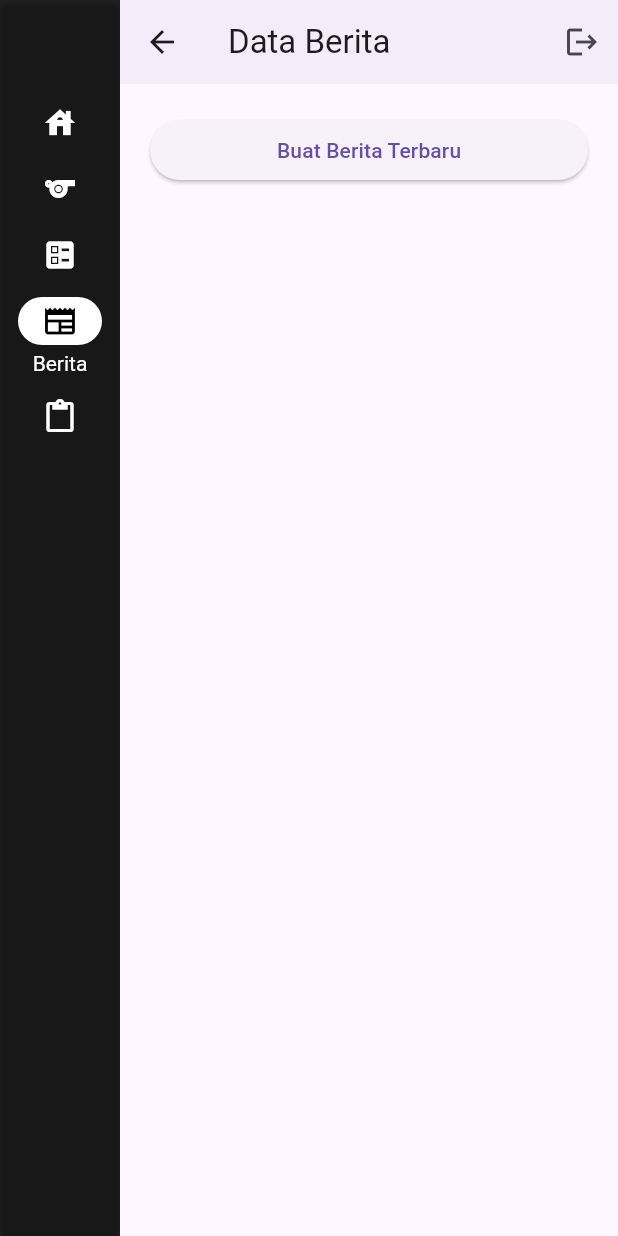
After one commit to ryankurniadi/PBSIPKU_Android, a Flutter app: the Home screen opened by its route, after a tap on "Data PBSI", after a tap on "Turnamen", after a tap on "Berita", on a phone screen of 412 x 824 dp. The commit adds this screen. Run offline on Flutter 3.47's test engine with Material 3 defaults, Android fonts, the phone set to English and light mode, and no system bars; our stand-ins replace cloud_firestore, firebase_core, firebase_storage, get; missing offline and left inert: dart:html, html_editor_enhanced; accounts and stored records are empty.

Commit message:
Update UI Baru dan Update Beberapa Bug

```diff
--- a/lib/Bindings/HomeBinding.dart
+++ b/lib/Bindings/HomeBinding.dart
@@ -3,13 +3,16 @@ import 'package:get/get.dart';
 import '../Controllers/PBSIController.dart';
 import '../Controllers/AuthController.dart';
 import '../Controllers/LoadingController.dart';
+import '../Controllers/SidebarContoller.dart';
+import '../Controllers/TurnamenContoller.dart';
 
-class HomeBinding extends Bindings{
+class HomeBinding extends Bindings {
   @override
   void dependencies() {
     Get.put(LoadingController());
+    Get.put(AuthController());
     Get.put(PBSIController());
-    Get.put(AuthController());
+    Get.put(TurnamenController());
+    Get.put(SidebarController());
   }
-
 }
--- /dev/null
+++ b/lib/Controllers/BeritaController.dart
@@ -0,0 +1,17 @@
+import 'dart:typed_data';
+
+import 'package:get/get.dart';
+import 'package:cloud_firestore/cloud_firestore.dart';
+
+import '../Models/Berita.dart';
+
+class BeritaController extends GetxController{
+  final db = FirebaseFirestore.instance;
+  final Rx<Uint8List?> imageBytes = Uint8List(0).obs;
+  var id = "".obs;
+  var img = "".obs;
+  var totalBerita = 0.obs;
+
+
+
+}
--- /dev/null
+++ b/lib/Controllers/SidebarContoller.dart
@@ -0,0 +1,10 @@
+import 'package:get/get.dart';
+
+class SidebarController extends GetxController{
+  var index = 0.obs;
+
+  changeIndex(int idx){
+    index.value = idx;
+    update();
+  }
+}
--- /dev/null
+++ b/lib/Models/Berita.dart
@@ -0,0 +1,37 @@
+import 'package:cloud_firestore/cloud_firestore.dart';
+
+class Berita {
+  String? id;
+  String? judul;
+  String? isi;
+  DateTime? date;
+  String? penulis;
+  String? img;
+
+  Berita({this.id, this.judul, this.isi, this.img, this.penulis, this.date});
+
+  factory Berita.fromFirestore(DocumentSnapshot<Map<String, dynamic>> snapshot,
+      SnapshotOptions? options) {
+    final data = snapshot.data();
+    return Berita(
+      id: snapshot.id,
+      judul: data?['judul'],
+      isi: data?['isi'],
+      img: data?['img'],
+      penulis: data?['penulis'],
+      date: data?['date'].toDate,
+    );
+  }
+
+  Map<String, dynamic> toFirestore(){
+    return {
+      if(id != null) 'id':id,
+      if(judul != null) 'judul':judul,
+      if(isi != null) 'isi':isi,
+      if(img != null) 'img':img,
+      if(penulis != null) 'penulis':penulis,
+      if(date != null) 'date':date,
+    };
+  }
+
+}
--- a/lib/Routes/PageNames.dart
+++ b/lib/Routes/PageNames.dart
@@ -1,6 +1,7 @@
 abstract class PageNames{
   static const index = '/';
   static const Home = '/Dashboard';
+  static const Beranda = '/Beranda';
   static const Blank = '/Blank';
   static const Login = '/Login';
   static const Init = '/Init';
@@ -13,4 +14,7 @@ abstract class PageNames{
   //Turnamen
   static const DataTurnamen = '/Data-Turnamen';
   static const AddTurnamen = '/Add-Turnamen';
+
+  //Berita
+  static const DataBerita = '/Data-Berita';
 }
--- a/lib/Routes/PageRoutes.dart
+++ b/lib/Routes/PageRoutes.dart
@@ -6,6 +6,7 @@ import '../Middleware/LoginMiddleware.dart';
 
 import '../Bindings/HomeBinding.dart';
 import '../Views/Pages/Home.dart';
+import '../Views/Pages/Beranda.dart';
 import '../Views/Pages/LoginPage.dart';
 import '../Views/Pages/BlankPage.dart';
 import '../Views/Pages/InitialPage.dart';
@@ -13,9 +14,13 @@ import '../Views/Pages/InitialPage.dart';
 import '../Views/Pages/DataPBSI.dart';
 import '../Views/Pages/AddPBSI.dart';
 import '../Views/Pages/EditPBSI.dart';
+
+
 import '../Views/Pages/AddTurnament.dart';
+import '../Views/Pages/DataTurnamen.dart';
 
-import '../Views/Pages/DataTurnamen.dart';
+import '../Views/Pages/DataBerita.dart';
+
 
 class PageRoutes {
   static final Pages = [
@@ -32,6 +37,12 @@ class PageRoutes {
         AuthMiddleware(),
       ],
       page: ()=>const BlankPage()),
+    GetPage(
+      name: PageNames.Beranda,
+      middlewares: [
+        AuthMiddleware(),
+      ],
+      page: ()=>Beranda()),
     GetPage(
       name: PageNames.Login,
       middlewares: [
@@ -76,5 +87,12 @@ class PageRoutes {
       ],
       page: ()=>AddTurnamner()),
 
+    //Berita
+    GetPage(
+      name: PageNames.DataBerita,
+      middlewares: [
+        AuthMiddleware(),
+      ],
+      page: ()=>DataBerita()),
   ];
 }
--- a/lib/Views/Pages/AddTurnament.dart
+++ b/lib/Views/Pages/AddTurnament.dart
@@ -57,7 +57,7 @@ class AddTurnamner extends StatelessWidget {
       appBar: const NavBar(title: "Tambah Turnamen"),
       body: GetBuilder<TurnamenController>(builder: (turC) {
         return LoadingBarrier(
-          child:  ListView(
+            child: ListView(
           children: [
             Padding(
               padding: const EdgeInsets.symmetric(horizontal: 100),
@@ -163,15 +163,19 @@ class AddTurnamner extends StatelessWidget {
                       if (inputC.isHide.value) {
                         return const SizedBox();
                       } else {
-                        return HtmlEditor(
+                        return Container(
+                          color: Colors.grey.shade200,
+                          child: HtmlEditor(
                             controller: controller,
-                          htmlEditorOptions:  HtmlEditorOptions(
+                            htmlEditorOptions: HtmlEditorOptions(
                               hint: "Masukan Keterangan",
                               initialText: turC.ket.value,
                               characterLimit: 1000,
                               autoAdjustHeight: true,
                             ),
                             htmlToolbarOptions: const HtmlToolbarOptions(
+                                gridViewHorizontalSpacing: 2,
+                                toolbarType: ToolbarType.nativeGrid,
                                 allowImagePicking: false,
                                 defaultToolbarButtons: [
                                   FontButtons(
@@ -190,6 +194,7 @@ class AddTurnamner extends StatelessWidget {
                                 ]),
                             otherOptions: const OtherOptions(
                               height: 250,
+                            ),
                           ),
                         );
                       }
@@ -257,8 +262,8 @@ class AddTurnamner extends StatelessWidget {
               ),
             ),
           ],
-        )
-        ); }),
+        ));
+      }),
     ));
   }
 }
--- /dev/null
+++ b/lib/Views/Pages/Beranda.dart
@@ -0,0 +1,85 @@
+import 'package:flutter/material.dart';
+import 'package:get/get.dart';
+
+import '../Widgets/NavBar.dart';
+import '../Widgets/StatisticBeranda.dart';
+import '../../Controllers/PBSIController.dart';
+import '../../Controllers/TurnamenContoller.dart';
+
+class Beranda extends StatelessWidget {
+  Beranda({super.key});
+  @override
+  Widget build(BuildContext context) {
+    return SafeArea(
+      child: Scaffold(
+        appBar: NavBar(title: "Beranda"),
+        body: ListView(
+          shrinkWrap: true,
+          padding: const EdgeInsets.symmetric(vertical: 20, horizontal: 20),
+          children: [
+            Row(
+              mainAxisSize: MainAxisSize.min,
+              children: [
+                GetBuilder<PBSIController>(
+                  builder: (pbsiC) {
+                    return StatisticBeranda(
+                      totalData: pbsiC.totalPBSI.value,
+                      namaData: "Data PBSI",
+                      icon: Icons.sports,
+                      gradien: const LinearGradient(
+                        colors: [Color(0xffec557b), Color(0xfff70202)],
+                        stops: [0.25, 0.75],
+                        begin: Alignment.bottomLeft,
+                        end: Alignment.topRight,
+                      ),
+                    );
+                  }
+                ),
+                const SizedBox(
+                  width: 15,
+                ),
+                GetBuilder<TurnamenController>(
+                  builder: (turC) {
+                    return StatisticBeranda(
+                      totalData: turC.totalTur.value,
+                      namaData: "Data Turnamen",
+                      icon: Icons.tour,
+                      gradien: const LinearGradient(
+                        colors: [Color(0xff9400d3), Color(0xff4b0082)],
+                        stops: [0, 1],
+                        begin: Alignment.bottomLeft,
+                        end: Alignment.topRight,
+                      ),
+                    );
+                  }
+                ),
+                const SizedBox(
+                  width: 15,
+                ),
+                StatisticBeranda(
+                  totalData: 0,
+                  namaData: "Data Users",
+                  icon: Icons.person,
+                  gradien: const LinearGradient(
+                    colors: [Color(0xfffdc830), Color(0xfff37335)],
+                    stops: [0, 1],
+                    begin: Alignment.bottomLeft,
+                    end: Alignment.topRight,
+                  ),
+                ),
+              ],
+            ),
+            const SizedBox(height: 14,),
+            const Padding(
+              padding: const EdgeInsets.only(left: 10),
+              child: Text("Timeline", style: TextStyle(
+                fontWeight: FontWeight.bold,
+                fontSize: 20
+              ),),
+            )
+          ],
+        ),
+      ),
+    );
+  }
+}
--- a/lib/Views/Pages/BlankPage.dart
+++ b/lib/Views/Pages/BlankPage.dart
@@ -10,7 +10,7 @@ class BlankPage extends StatelessWidget {
     return const SafeArea(
         child: Scaffold(
           appBar: NavBar(title: "Blank Page"),
-      drawer: Sidebar(),
+      //drawer: Sidebar(),
     ));
   }
 }
--- /dev/null
+++ b/lib/Views/Pages/DataBerita.dart
@@ -0,0 +1,27 @@
+import 'package:flutter/material.dart';
+import 'package:get/get.dart';
+
+import '../Widgets/NavBar.dart';
+
+class DataBerita extends StatelessWidget {
+  DataBerita({super.key});
+
+  @override
+  Widget build(BuildContext context) {
+    return SafeArea(
+        child: Scaffold(
+      appBar: const NavBar(title: "Data Berita"),
+      body: ListView(
+        shrinkWrap: true,
+        padding: const EdgeInsets.symmetric(horizontal: 20, vertical: 20),
+        children: [
+          ElevatedButton(
+              onPressed: () {
+                //Get.toNamed(PageNames.AddTurnamen);
+              },
+              child: const Text("Buat Berita Terbaru")),
+        ],
+      ),
+    ));
+  }
+}
--- a/lib/Views/Pages/DataPBSI.dart
+++ b/lib/Views/Pages/DataPBSI.dart
@@ -3,7 +3,6 @@ import 'package:get/get.dart';
 
 import '../Widgets/NavBar.dart';
 import '../../Routes/PageNames.dart';
-import '../Widgets/Sidebar.dart';
 import '../../Models/PBSI.dart';
 import '../../Controllers/PBSIController.dart';
 
@@ -16,19 +15,38 @@ class DataPBSI extends StatelessWidget {
     return SafeArea(
         child: Scaffold(
       appBar: const NavBar(title: "Data PBSI Pekanbaru"),
-      drawer: const Sidebar(),
       body: ListView(
         shrinkWrap: true,
+        padding: const EdgeInsets.symmetric(horizontal: 20, vertical: 20),
         children: [
-          const Center(
-            child: Text("DATA DARI FIREBASE"),
-          ),
-          Center(
-            child: ElevatedButton(
-                onPressed: () {
-                  Get.toNamed(PageNames.AddPBSI);
-                },
-                child: const Text("TAMBAH DATA")),
+          Row(
+            children: [
+              InkWell(
+                  onTap: () {
+                    Get.toNamed(PageNames.AddPBSI);
+                  },
+                  child: Container(
+                      width: 200,
+                      height: 50,
+                      decoration: BoxDecoration(
+                          gradient: const LinearGradient(
+                            colors: [Color(0xff197500), Color(0xff007529)],
+                            stops: [0, 1],
+                            begin: Alignment.bottomLeft,
+                            end: Alignment.topRight,
+                          ),
+                          borderRadius: BorderRadius.circular(10)),
+                      child: const Center(child: Row(
+                        mainAxisAlignment: MainAxisAlignment.center,
+                        crossAxisAlignment: CrossAxisAlignment.center,
+                        mainAxisSize: MainAxisSize.min,
+                        children: [
+                          Icon(Icons.add, color: Colors.white,),
+                          SizedBox(width: 10,),
+                          Text("TAMBAH DATA", style: TextStyle(color: Colors.white),),
+                        ],
+                      )))),
+            ],
           ),
           const SizedBox(
             height: 20,
@@ -75,7 +93,6 @@ class DataPBSI extends StatelessWidget {
                                           if (!Get.isSnackbarOpen) {
                                             pbsiC.deleteData("${data.id}");
                                           }
-
                                         },
                                         child: const Text("Iya")));
                               },
--- a/lib/Views/Pages/DataTurnamen.dart
+++ b/lib/Views/Pages/DataTurnamen.dart
@@ -17,7 +17,7 @@ class DataTurnamen extends StatelessWidget {
     return SafeArea(
       child: Scaffold(
         appBar: const NavBar(title: "Data Turnamen Kota Pekanbaru"),
-        drawer: const Sidebar(),
+        //drawer: const Sidebar(),
         body: ListView(
           shrinkWrap: true,
           children: [
--- a/lib/Views/Pages/Home.dart
+++ b/lib/Views/Pages/Home.dart
@@ -1,21 +1,81 @@
 import 'package:flutter/material.dart';
 import 'package:get/get.dart';
 
+
 import '../Widgets/NavBar.dart';
 import '../Widgets/Sidebar.dart';
+import '../Widgets/NewSideBar.dart';
 import '../../Controllers/PBSIController.dart';
+import '../../Controllers/SidebarContoller.dart';
 
-class Home extends StatelessWidget {
+class Home extends StatefulWidget {
   Home({super.key});
+
+  @override
+  State<Home> createState() => _HomeState();
+}
+
+class _HomeState extends State<Home> {
   final pbsiC =  Get.put(PBSIController());
+  //final sideC = Get.find<SidebarController>();
 
   @override
   Widget build(BuildContext context) {
     return SafeArea(
       child: Scaffold(
-        appBar: NavBar(title: "PBSI KOTA PEKANBARU"),
-        drawer: const Sidebar(),
+        //appBar: NavBar(title: "PBSI KOTA PEKANBARU"),
+        //drawer: const Sidebar(),
+        body: GetBuilder<SidebarController>(
+          builder: (sideC) {
+            return Row(
+              children: [
+                NavigationRail(
+                  selectedIndex: sideC.index.value,
 
+                  labelType: NavigationRailLabelType.selected,
+                  onDestinationSelected: (index){
+                    sideC.changeIndex(index);
+                  },
+                  indicatorColor: Colors.white,
+                  useIndicator: true,
+                  elevation: 1,
+                  backgroundColor: Colors.black87,
+                  selectedIconTheme: const IconThemeData(
+                    color: Colors.black,
+                  ),
+                  unselectedIconTheme: const IconThemeData(
+                    color: Colors.white
+                  ),
+                  selectedLabelTextStyle: const TextStyle(
+                    color: Colors.white
+                  ),
+                  leading: Container(
+                    height: 50,
+                    //color: Colors.amber,
+                  ),
+                  destinations:const  [
+                    NavigationRailDestination(
+                      icon: Icon(Icons.house, ), label: Text("Home")
+                      ),
+                    NavigationRailDestination(
+                      icon: Icon(Icons.sports,), label: Text("Data PBSI")
+                      ),
+                    NavigationRailDestination(
+                      icon: Icon(Icons.ballot), label: Text("Turnamen")
+                      ),
+                    NavigationRailDestination(
+                      icon: Icon(Icons.newspaper), label: Text("Berita")
+                      ),
+                    NavigationRailDestination(
+                      icon: Icon(Icons.paste), label: Text("Blank")
+                      ),
+                  ],
+                ),
+                Expanded(child: NewSideBar(index: sideC.index.value)),
+              ],
+            );
+          }
+        ),
       ),
     );
   }
--- a/lib/Views/Widgets/NavBar.dart
+++ b/lib/Views/Widgets/NavBar.dart
@@ -11,6 +11,7 @@ class NavBar extends StatelessWidget implements PreferredSizeWidget {
   Widget build(BuildContext context) {
     return AppBar(
       title: Text(title),
+      elevation: 2,
       actions: [IconButton(onPressed: () {}, icon: const Icon(Icons.logout))],
     );
   }
--- /dev/null
+++ b/lib/Views/Widgets/NewSideBar.dart
@@ -0,0 +1,30 @@
+import 'package:flutter/material.dart';
+
+import '../Pages/Beranda.dart';
+import '../Pages/BlankPage.dart';
+import '../Pages/DataPBSI.dart';
+import '../Pages/DataTurnamen.dart';
+import '../Pages/DataBerita.dart';
+
+class NewSideBar extends StatelessWidget {
+  NewSideBar({super.key, required this.index});
+  int index;
+
+  @override
+  Widget build(BuildContext context) {
+    switch (index) {
+      case 0:
+        return Beranda();
+      case 1:
+        return DataPBSI();
+      case 2:
+        return DataTurnamen();
+      case 3:
+        return DataBerita();
+      case 4:
+        return const BlankPage();
+      default:
+        return Beranda();
+    }
+  }
+}
--- /dev/null
+++ b/lib/Views/Widgets/StatisticBeranda.dart
@@ -0,0 +1,63 @@
+import 'package:flutter/material.dart';
+
+class StatisticBeranda extends StatelessWidget {
+  StatisticBeranda({super.key, required this.totalData, required this.namaData, required this.icon, required this.gradien});
+  int totalData;
+  String namaData;
+  IconData icon;
+  Gradient gradien;
+
+  @override
+  Widget build(BuildContext context) {
+    return SizedBox(
+        height: 140,
+        width: 300,
+        child: Card(
+          child: Container(
+            decoration: BoxDecoration(
+                gradient: gradien,
+                borderRadius: BorderRadius.circular(10)),
+            child: Padding(
+              padding: const EdgeInsets.only(left: 20, right: 10),
+              child: Stack(
+                children: [
+                  Align(
+                    alignment: Alignment.centerRight,
+                    child: Icon(
+                      icon,
+                      color: Colors.white,
+                      size: 90,
+                    ),
+                  ),
+                  Padding(
+                    padding: const EdgeInsets.only(top: 30),
+                    child: Align(
+                      alignment: Alignment.centerLeft,
+                      child: Column(
+                        crossAxisAlignment: CrossAxisAlignment.start,
+                        children: [
+                          Text(
+                            "$totalData",
+                            style: const TextStyle(
+                                fontWeight: FontWeight.bold,
+                                fontSize: 30,
+                                color: Colors.white),
+                          ),
+                          Text(
+                            namaData,
+                            style: const TextStyle(
+                                fontWeight: FontWeight.bold,
+                                fontSize: 15,
+                                color: Colors.white),
+                          ),
+                        ],
+                      ),
+                    ),
+                  )
+                ],
+              ),
+            ),
+          ),
+        ));
+  }
+}
```
Lines whose indentation alone changed are shown as unchanged.
